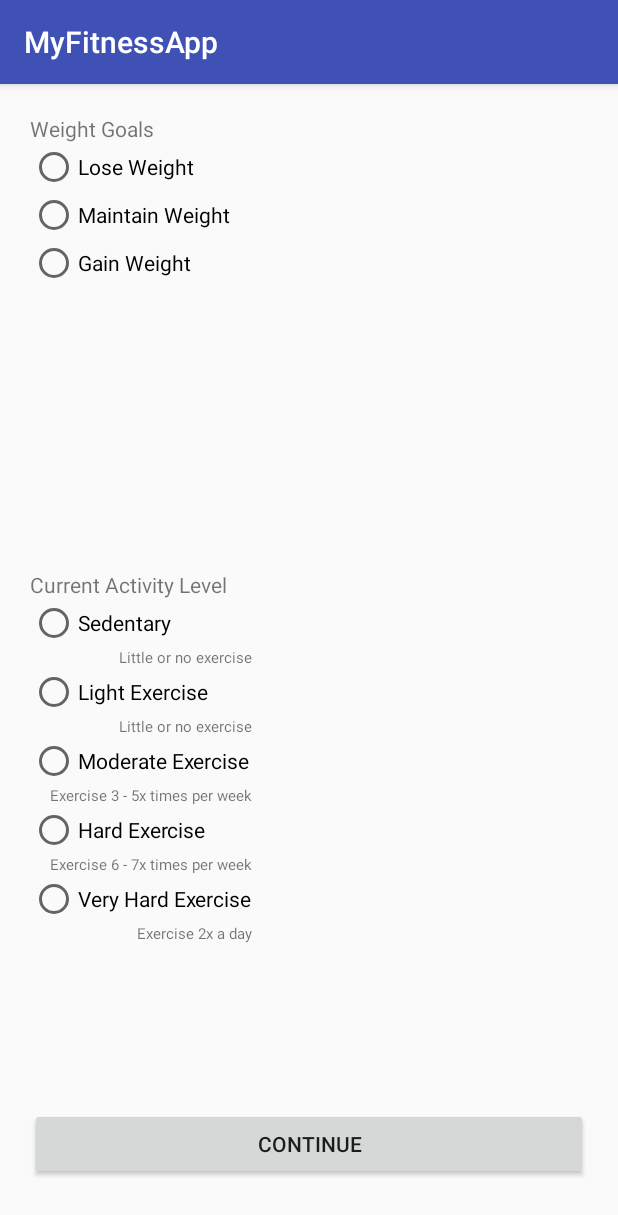
After one commit to D-M-Moriarty/MyFitnessApplication, an Android app: the WeightGoalsActivity screen opened directly, with no data from a screen before it, on a phone screen of 412 x 824 dp. The commit adds this screen. Shown: the top 1215 px of the screen. Run offline under Robolectric (Android 15) with nearby library versions, the phone set to English and light mode, and no system bars; our stand-ins replace Firebase (no records; nobody signed in at launch, a user with empty details on screens opened directly).

Commit message:
Working on weight goals with radio buttons

```diff
--- a/app/build.gradle
+++ b/app/build.gradle
@@ -36,4 +36,5 @@ dependencies {
 
 
 
+
 apply plugin: 'com.google.gms.google-services'
--- a/app/src/main/AndroidManifest.xml
+++ b/app/src/main/AndroidManifest.xml
@@ -22,6 +22,8 @@
         </activity>
         <activity android:name=".HomeScreen">
         </activity>
+        <activity android:name=".WeightGoalsActivity">
+        </activity>
     </application>
 
 </manifest>
--- a/app/src/main/java/com/darrenmoriarty/myfitnessapp/SignUpActivity.java
+++ b/app/src/main/java/com/darrenmoriarty/myfitnessapp/SignUpActivity.java
@@ -117,7 +117,7 @@ public class SignUpActivity extends AppCompatActivity {
 
                                 mProgressDialog.dismiss();
 
-                                Intent mainIntent = new Intent(SignUpActivity.this, HomeScreen.class);
+                                Intent mainIntent = new Intent(SignUpActivity.this, WeightGoalsActivity.class);
                                 startActivity(mainIntent);
 
                             }
--- /dev/null
+++ b/app/src/main/java/com/darrenmoriarty/myfitnessapp/WeightGoalsActivity.java
@@ -0,0 +1,141 @@
+package com.darrenmoriarty.myfitnessapp;
+
+import android.support.v7.app.AppCompatActivity;
+import android.os.Bundle;
+import android.view.View;
+import android.widget.Button;
+import android.widget.RadioButton;
+import android.widget.RadioGroup;
+import android.widget.Toast;
+
+import com.google.firebase.auth.FirebaseAuth;
+import com.google.firebase.database.DatabaseReference;
+import com.google.firebase.database.FirebaseDatabase;
+
+import static com.darrenmoriarty.myfitnessapp.R.id.radio;
+
+public class WeightGoalsActivity extends AppCompatActivity {
+
+    // [START declare_auth]
+    private FirebaseAuth mAuth;
+    // [START declare_auth_listener]
+    private FirebaseAuth.AuthStateListener mAuthListener;
+
+    private FirebaseDatabase mFirebaseDatabase;
+    private DatabaseReference mDatabaseReference;
+
+    // UI elements
+    private RadioButton mLoseWeight;
+    private RadioButton mMaintainWeight;
+    private RadioButton mGainWeight;
+    private RadioButton mSedentary;
+    private RadioButton mLightEx;
+    private RadioButton mModerateEx;
+    private RadioButton mHardEx;
+    private RadioButton mVeryHardEx;
+
+    // Goal settings
+    private String weightGoal;
+    private String currentActivity;
+
+    private Button mContinue;
+
+    @Override
+    protected void onCreate(Bundle savedInstanceState) {
+        super.onCreate(savedInstanceState);
+        setContentView(R.layout.activity_weight_goals);
+
+        mAuth = FirebaseAuth.getInstance();
+        // Write a message to the database
+        mFirebaseDatabase = FirebaseDatabase.getInstance();
+        mDatabaseReference = mFirebaseDatabase.getReference().child("Users");
+
+        mLoseWeight = (RadioButton) findViewById(R.id.loseWeightRadioButton);
+        mMaintainWeight = (RadioButton) findViewById(R.id.maintainWeightRadioButton);
+        mGainWeight = (RadioButton) findViewById(R.id.gainWeightRadioButton);
+        mSedentary = (RadioButton) findViewById(R.id.sedentaryRadioButton);
+        mLightEx = (RadioButton) findViewById(R.id.lightExerciseRadioButton);
+        mModerateEx = (RadioButton) findViewById(R.id.moderateExerciseRadioButton);
+        mHardEx = (RadioButton) findViewById(R.id.hardExerciseRadioButton);
+        mVeryHardEx = (RadioButton) findViewById(R.id.veryHardExerciseRadioButton);
+
+        final RadioGroup weightGroup = (RadioGroup) findViewById(R.id.weightRadioGroup);
+        weightGroup.setOnCheckedChangeListener(new RadioGroup.OnCheckedChangeListener()
+        {
+            @Override
+            public void onCheckedChanged(RadioGroup group, int checkedId) {
+                // checkedId is the RadioButton selected
+
+                View radioButton = weightGroup.findViewById(checkedId);
+                int index = weightGroup.indexOfChild(radioButton);
+
+                // Add logic here
+
+                switch (index) {
+                    case 0: // first button
+
+                        Toast.makeText(getApplicationContext(), "Selected button number " + index, Toast.LENGTH_LONG).show();
+                        weightGoal = "Lose Weight";
+                        break;
+                    case 1: // secondbutton
+
+                        Toast.makeText(getApplicationContext(), "Selected button number " + index, Toast.LENGTH_LONG).show();
+                        weightGoal = "Maintain Weight";
+                        break;
+                    case 2: // thirdbutton
+
+                        Toast.makeText(getApplicationContext(), "Selected button number " + index, Toast.LENGTH_LONG).show();
+                        weightGoal = "Gain Weight";
+                        break;
+                }
+
+            }
+        });
+
+        final RadioGroup activityGroup = (RadioGroup) findViewById(R.id.activityRadioGroup);
+        activityGroup.setOnCheckedChangeListener(new RadioGroup.OnCheckedChangeListener()
+        {
+            @Override
+            public void onCheckedChanged(RadioGroup group, int checkedId) {
+                // checkedId is the RadioButton selected
+
+                View radioButton = activityGroup.findViewById(checkedId);
+                int index = activityGroup.indexOfChild(radioButton);
+
+                // Add logic here
+
+                switch (index) {
+                    case 0: // first button
+
+                        currentActivity = "Sedentary";
+                        break;
+                    case 1: // secondbutton
+
+                        currentActivity = "Light Exercise";
+                        break;
+                    case 2: // thirdbutton
+
+                        currentActivity = "Moderate Exercise";
+                        break;
+                    case 3:
+
+                        currentActivity = "Hard Exercise";
+                        break;
+                    case 4:
+
+
+                        currentActivity = "Very Moderate Exercise";
+                        break;
+
+
+                }
+
+            }
+        });
+
+
+    }
+
+
+
+}
--- /dev/null
+++ b/app/src/main/res/layout/activity_weight_goals.xml
@@ -0,0 +1,162 @@
+<?xml version="1.0" encoding="utf-8"?>
+<android.support.constraint.ConstraintLayout
+    xmlns:android="http://schemas.android.com/apk/res/android"
+    xmlns:app="http://schemas.android.com/apk/res-auto"
+    xmlns:tools="http://schemas.android.com/tools"
+    android:layout_width="match_parent"
+    android:layout_height="match_parent"
+    android:padding="20dp"
+    tools:context="com.darrenmoriarty.myfitnessapp.WeightGoalsActivity">
+
+    <RadioGroup
+        android:id="@+id/weightRadioGroup"
+        android:layout_width="wrap_content"
+        android:layout_height="wrap_content"
+        app:layout_constraintLeft_toLeftOf="parent"
+        app:layout_constraintTop_toTopOf="parent"
+        >
+
+        <TextView
+            android:id="@+id/weightGoalTextView"
+            android:layout_width="wrap_content"
+            android:layout_height="wrap_content"
+            android:layout_weight="1"
+            android:text="Weight Goals"/>
+
+        <RadioButton
+            android:id="@+id/loseWeightRadioButton"
+            android:layout_width="wrap_content"
+            android:layout_height="wrap_content"
+            android:layout_weight="1"
+            android:text="Lose Weight"/>
+
+        <RadioButton
+            android:id="@+id/maintainWeightRadioButton"
+            android:layout_width="wrap_content"
+            android:layout_height="wrap_content"
+            android:layout_weight="1"
+            android:text="Maintain Weight"/>
+
+        <RadioButton
+            android:id="@+id/gainWeightRadioButton"
+            android:layout_width="wrap_content"
+            android:layout_height="wrap_content"
+            android:layout_weight="1"
+            android:text="Gain Weight"/>
+    </RadioGroup>
+
+    <RadioGroup
+        android:id="@+id/activityRadioGroup"
+        android:layout_width="wrap_content"
+        android:layout_height="wrap_content"
+        app:layout_constraintBottom_toBottomOf="parent"
+        app:layout_constraintLeft_toLeftOf="parent"
+        app:layout_constraintTop_toTopOf="parent"
+        app:layout_constraintVertical_bias="0.635"
+        tools:layout_constraintBottom_creator="1"
+        tools:layout_constraintTop_creator="1">
+
+        <TextView
+            android:id="@+id/currentActivityTextView"
+            android:layout_width="wrap_content"
+            android:layout_height="wrap_content"
+            android:layout_weight="1"
+            android:text="Current Activity Level"/>
+
+        <RadioButton
+            android:id="@+id/sedentaryRadioButton"
+            android:layout_width="wrap_content"
+            android:layout_height="wrap_content"
+            android:layout_weight="1"
+            android:text="Sedentary"/>
+
+        <TextView
+            android:id="@+id/sedentaryDescTextView"
+            android:layout_width="wrap_content"
+            android:layout_height="wrap_content"
+            android:layout_weight="1"
+            android:text="Little or no exercise"
+            android:layout_gravity="right"
+            android:textSize="10sp"/>
+
+        <RadioButton
+            android:id="@+id/lightExerciseRadioButton"
+            android:layout_width="wrap_content"
+            android:layout_height="wrap_content"
+            android:layout_weight="1"
+            android:text="Light Exercise"/>
+
+        <TextView
+            android:id="@+id/lightDescTextView"
+            android:layout_width="wrap_content"
+            android:layout_height="wrap_content"
+            android:layout_weight="1"
+            android:text="Little or no exercise"
+            android:layout_gravity="right"
+            android:textSize="10sp"
+            tools:text="Exercise 1 - 3x times per week"/>
+
+        <RadioButton
+            android:id="@+id/moderateExerciseRadioButton"
+            android:layout_width="wrap_content"
+            android:layout_height="wrap_content"
+            android:layout_weight="1"
+            android:text="Moderate Exercise"/>
+
+        <TextView
+            android:id="@+id/moderateDescTextView"
+            android:layout_width="wrap_content"
+            android:layout_height="wrap_content"
+            android:layout_weight="1"
+            android:text="Exercise 3 - 5x times per week"
+            android:layout_gravity="right"
+            android:textSize="10sp"/>
+
+        <RadioButton
+            android:id="@+id/hardExerciseRadioButton"
+            android:layout_width="wrap_content"
+            android:layout_height="wrap_content"
+            android:layout_weight="1"
+            android:text="Hard Exercise"/>
+
+        <TextView
+            android:id="@+id/hardDescTextView"
+            android:layout_width="wrap_content"
+            android:layout_height="wrap_content"
+            android:layout_weight="1"
+            android:text="Exercise 6 - 7x times per week"
+            android:layout_gravity="right"
+            android:textSize="10sp"/>
+
+        <RadioButton
+            android:id="@+id/veryHardExerciseRadioButton"
+            android:layout_width="wrap_content"
+            android:layout_height="wrap_content"
+            android:layout_weight="1"
+            android:text="Very Hard Exercise"/>
+
+        <TextView
+            android:id="@+id/textView7"
+            android:layout_width="wrap_content"
+            android:layout_height="wrap_content"
+            android:layout_weight="1"
+            android:text="Exercise 2x a day"
+            android:layout_gravity="right"
+            android:textSize="10sp"/>
+
+    </RadioGroup>
+
+    <Button
+        android:id="@+id/continueButton"
+        android:layout_width="0dp"
+        android:layout_height="wrap_content"
+        android:text="Continue"
+        app:layout_constraintLeft_toLeftOf="parent"
+        app:layout_constraintRight_toRightOf="parent"
+        tools:layout_constraintRight_creator="1"
+        tools:layout_constraintBottom_creator="1"
+        app:layout_constraintBottom_toBottomOf="parent"
+        tools:layout_constraintLeft_creator="1"
+        android:layout_marginBottom="17dp"/>
+
+</android.support.constraint.ConstraintLayout>
```
